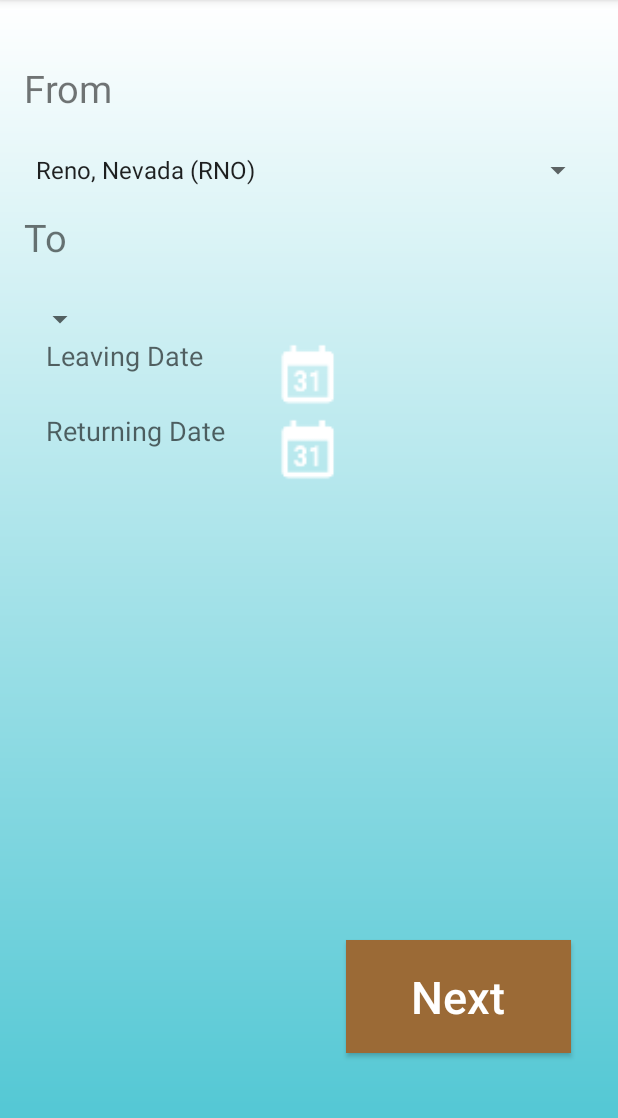
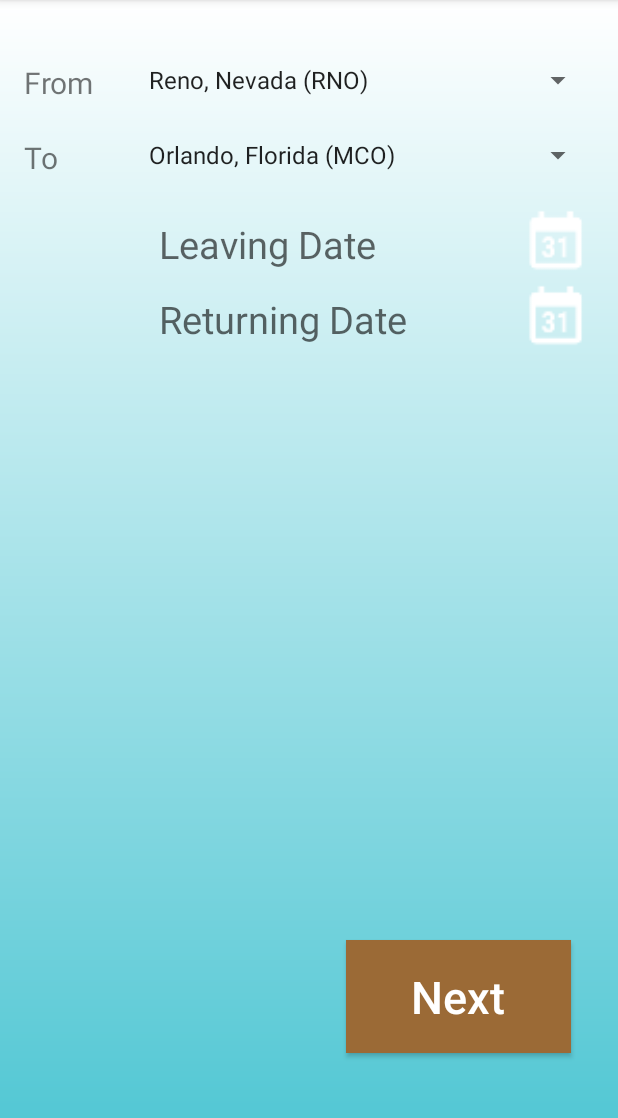
Before and after one commit to samanthagrant/Trestimate, an Android app: the screen it shows after launch (MainActivity), on a phone screen of 412 x 824 dp, the part 84-1202 px from its top. Run offline under Robolectric (Android 15) with nearby library versions, the phone set to English and light mode, and no system bars.

Commit message:
Added Navigation

```diff
--- a/app/src/main/AndroidManifest.xml
+++ b/app/src/main/AndroidManifest.xml
@@ -18,6 +18,10 @@
                 <category android:name="android.intent.category.LAUNCHER" />
             </intent-filter>
         </activity>
+        <activity android:name=".Transportation"/>
+        <activity android:name=".Lodging"/>
+        <activity android:name=".Entertainment"/>
+        <activity android:name=".Final"/>
     </application>
 
 </manifest>
--- a/app/src/main/res/layout/entertainment_screen.xml
+++ b/app/src/main/res/layout/entertainment_screen.xml
@@ -128,6 +128,7 @@
         android:layout_alignParentEnd="true"
         android:layout_alignParentRight="true"
         android:layout_alignParentBottom="true"
-        android:layout_marginBottom="66dp" />
+        android:layout_marginBottom="66dp"
+        android:onClick="GoToFinalScreen"/>
 
 </RelativeLayout>
--- a/app/src/main/res/layout/lodging_screen.xml
+++ b/app/src/main/res/layout/lodging_screen.xml
@@ -127,6 +127,7 @@
         android:layout_alignParentEnd="true"
         android:layout_alignParentRight="true"
         android:layout_alignParentBottom="true"
-        android:layout_marginBottom="66dp" />
+        android:layout_marginBottom="66dp"
+        android:onClick="GoToEntertainmentScreen"/>
 
 </RelativeLayout>
--- a/app/src/main/res/layout/main_screen.xml
+++ b/app/src/main/res/layout/main_screen.xml
@@ -13,12 +13,12 @@
     android:background="@drawable/main_background">
 
     <TextView
-        android:layout_width="100dp"
-        android:layout_height="50dp"
+        android:layout_width="50dp"
+        android:layout_height="30dp"
         android:textAppearance="?android:attr/textAppearanceSmall"
         android:text="From"
         android:id="@+id/From"
-        android:textSize="25dp"
+        android:textSize="20dp"
         android:autoText="false"
         android:layout_alignParentTop="true"
         android:layout_marginTop="25dp" />
@@ -27,38 +27,42 @@
         android:layout_width="fill_parent"
         android:layout_height="wrap_content"
         android:id="@+id/source"
-        android:layout_below="@+id/From"
-        android:layout_alignParentRight="true"
-        android:layout_alignParentEnd="true"
-        android:layout_marginTop="10dp"
-        android:entries="@array/leaving_destinations"/>
+        android:entries="@array/leaving_destinations"
+        android:layout_alignParentTop="false"
+        android:layout_toRightOf="@+id/From"
+        android:layout_toEndOf="@+id/From"
+        android:layout_alignParentEnd="false"
+        android:layout_alignTop="@+id/From"
+        android:paddingStart="25dp" />
 
     <TextView
-        android:layout_width="100dp"
-        android:layout_height="50dp"
+        android:layout_width="50dp"
+        android:layout_height="30dp"
         android:textAppearance="?android:attr/textAppearanceSmall"
         android:id="@+id/To"
-        android:textSize="25dp"
+        android:textSize="20dp"
         android:autoText="false"
         android:text="To"
-        android:layout_below="@+id/source"
+        android:layout_below="@+id/From"
         android:layout_alignParentLeft="true"
-        android:layout_alignParentStart="true"
-        android:layout_marginTop="15dp" />
+        android:layout_alignParentStart="false"
+        android:layout_marginTop="20dp" />
 
     <Spinner
-        android:layout_width="wrap_content"
+        android:layout_width="fill_parent"
         android:layout_height="wrap_content"
         android:id="@+id/toDate"
-        android:layout_alignLeft="@+id/From"
-        android:layout_marginTop="10dp"
-        android:layout_below="@+id/To" />
+        android:entries="@array/arriving_destinations"
+        android:layout_alignTop="@+id/To"
+        android:layout_toRightOf="@+id/To"
+        android:layout_toEndOf="@+id/To"
+        android:layout_alignParentEnd="false"
+        android:paddingStart="25dp" />
 
     <Button
         android:layout_width="150dp"
         android:layout_height="75dp"
-        android:text="@string/Next"
-        android:id="@+id/button"
+        android:id="@+id/MainNext"
         android:background="@color/burnt_orange"
         android:textColor="#ffffff"
         android:textSize="30sp"
@@ -68,17 +72,21 @@
         android:layout_alignParentRight="true"
         android:layout_alignParentEnd="false"
         android:layout_marginBottom="50dp"
-        android:layout_marginRight="15dp" />
+        android:layout_marginRight="15dp"
+        android:text="Next"
+        android:onClick="GoToTransportScreen" />
 
     <TextView
         android:layout_width="200dp"
         android:layout_height="50dp"
         android:id="@+id/leavingDate"
         android:hint="Leaving Date"
-        android:textSize="18dp"
+        android:textSize="25dp"
+        android:clickable="true"
+        android:paddingTop="10dp"
         android:layout_below="@+id/toDate"
-        android:layout_alignRight="@+id/leavingDateButton"
-        android:layout_alignEnd="@+id/leavingDateButton" />
+        android:layout_centerHorizontal="true"
+        android:layout_marginTop="20dp" />
 
     <Button
     android:layout_width="50dp"
@@ -86,15 +94,18 @@
         android:onClick="showDatePickerDialog"
         android:id="@+id/leavingDateButton"
         android:background="@drawable/calendar_icon"
-        android:layout_toStartOf="@+id/button"
-        android:layout_alignTop="@+id/leavingDate" />
+        android:layout_centerHorizontal="true"
+        android:layout_alignTop="@+id/leavingDate"
+        android:layout_alignParentEnd="true" />
 
     <TextView
         android:layout_width="200dp"
         android:layout_height="50dp"
         android:id="@+id/returnDate"
         android:hint="Returning Date"
-        android:textSize="18dp"
+        android:textSize="25dp"
+        android:clickable="true"
+        android:paddingTop="10dp"
         android:layout_below="@+id/leavingDate"
         android:layout_alignLeft="@+id/leavingDate"
         android:layout_alignStart="@+id/leavingDate" />
@@ -107,6 +118,6 @@
         android:background="@drawable/calendar_icon"
         android:layout_alignTop="@+id/returnDate"
         android:layout_alignRight="@+id/returnDate"
-        android:layout_alignEnd="@+id/returnDate" />
+        android:layout_alignParentEnd="true" />
 
 </RelativeLayout>
--- a/app/src/main/res/layout/transportation_screen.xml
+++ b/app/src/main/res/layout/transportation_screen.xml
@@ -115,7 +115,7 @@
         android:layout_width="150dp"
         android:layout_height="75dp"
         android:text="@string/Next"
-        android:id="@+id/button"
+        android:id="@+id/TransportNext"
         android:background="@drawable/next_button"
         android:textColor="#ffffff"
         android:textSize="30dp"
@@ -125,6 +125,8 @@
         android:layout_alignParentEnd="true"
         android:layout_alignParentRight="true"
         android:layout_alignParentBottom="true"
-        android:layout_marginBottom="66dp" />
+        android:layout_marginBottom="66dp"
+        android:onClick="GoToLodgingScreen"
+        android:nestedScrollingEnabled="true" />
 
 </RelativeLayout>
--- a/app/src/main/res/values/arrays.xml
+++ b/app/src/main/res/values/arrays.xml
@@ -1,8 +1,13 @@
 <?xml version="1.0" encoding="utf-8"?>
 <resources>
-<string-array name="leaving_destinations">
-    <item>Reno, Nevada (RNO)</item>
-    <item>Las Vegas, Nevada (LAS)</item>
-    <item>Los Angeles, California (LAX)</item>
-</string-array>
+    <string-array name="leaving_destinations">
+        <item>Reno, Nevada (RNO)</item>
+        <item>Las Vegas, Nevada (LAS)</item>
+        <item>Los Angeles, California (LAX)</item>
+    </string-array>
+    <string-array name="arriving_destinations">
+        <item>Orlando, Florida (MCO)</item>
+        <item>Madrid Barajas Airport (MAD)</item>
+    </string-array>
+
 </resources>
```
Also changed, not shown: app/src/main/java/com/example/sammie/myapplication/Entertainment.java (added, +24 -0 lines), app/src/main/java/com/example/sammie/myapplication/Final.java (added, +20 -0 lines), app/src/main/java/com/example/sammie/myapplication/Lodging.java (added, +24 -0 lines), app/src/main/java/com/example/sammie/myapplication/MainActivity.java (+7 -1 lines), app/src/main/java/com/example/sammie/myapplication/Transportation.java (added, +24 -0 lines).
